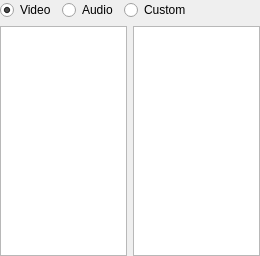
Qt form src/widgets/effectlist_ui.ui (KDE/kdenlive) before a commit.
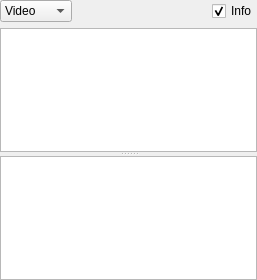
The same form after that commit. Custom widgets are drawn as their Qt base class.

Commit message: nicer layout for effects list

```diff
--- a/src/widgets/effectlist_ui.ui
+++ b/src/widgets/effectlist_ui.ui
@@ -5,38 +5,33 @@
    <rect>
     <x>0</x>
     <y>0</y>
-    <width>260</width>
-    <height>256</height>
+    <width>257</width>
+    <height>280</height>
    </rect>
   </property>
   <layout class="QGridLayout" name="gridLayout" >
    <property name="margin" >
     <number>0</number>
    </property>
-   <item row="0" column="0" colspan="2" >
+   <item row="0" column="0" >
     <layout class="QHBoxLayout" name="horizontalLayout" >
      <item>
-      <widget class="QRadioButton" name="video_button" >
+      <widget class="KComboBox" name="type_combo" >
+       <item>
        <property name="text" >
         <string>Video</string>
        </property>
-       <property name="checked" >
-        <bool>true</bool>
-       </property>
-      </widget>
      </item>
      <item>
-      <widget class="QRadioButton" name="audio_button" >
        <property name="text" >
         <string>Audio</string>
        </property>
-      </widget>
      </item>
      <item>
-      <widget class="QRadioButton" name="custom_button" >
        <property name="text" >
         <string>Custom</string>
        </property>
+       </item>
       </widget>
      </item>
      <item>
@@ -46,18 +41,30 @@
        </property>
        <property name="sizeHint" stdset="0" >
         <size>
-         <width>40</width>
-         <height>20</height>
+         <width>68</width>
+         <height>17</height>
         </size>
        </property>
       </spacer>
      </item>
+     <item>
+      <widget class="QCheckBox" name="button_info" >
+       <property name="text" >
+        <string>Info</string>
+       </property>
+       <property name="checked" >
+        <bool>true</bool>
+       </property>
+      </widget>
+     </item>
     </layout>
    </item>
    <item row="1" column="0" >
+    <widget class="QSplitter" name="splitter" >
+     <property name="orientation" >
+      <enum>Qt::Vertical</enum>
+     </property>
     <widget class="KListWidget" name="effectlist" />
-   </item>
-   <item row="1" column="1" >
     <widget class="QTextEdit" name="infopanel" >
      <property name="frameShape" >
       <enum>QFrame::StyledPanel</enum>
@@ -69,10 +76,16 @@
       <bool>true</bool>
      </property>
     </widget>
+    </widget>
    </item>
   </layout>
  </widget>
  <customwidgets>
+  <customwidget>
+   <class>KComboBox</class>
+   <extends>QComboBox</extends>
+   <header>kcombobox.h</header>
+  </customwidget>
   <customwidget>
    <class>KListWidget</class>
    <extends>QListWidget</extends>
```
Lines whose indentation alone changed are shown as unchanged. The commit also changes 2 other files.
